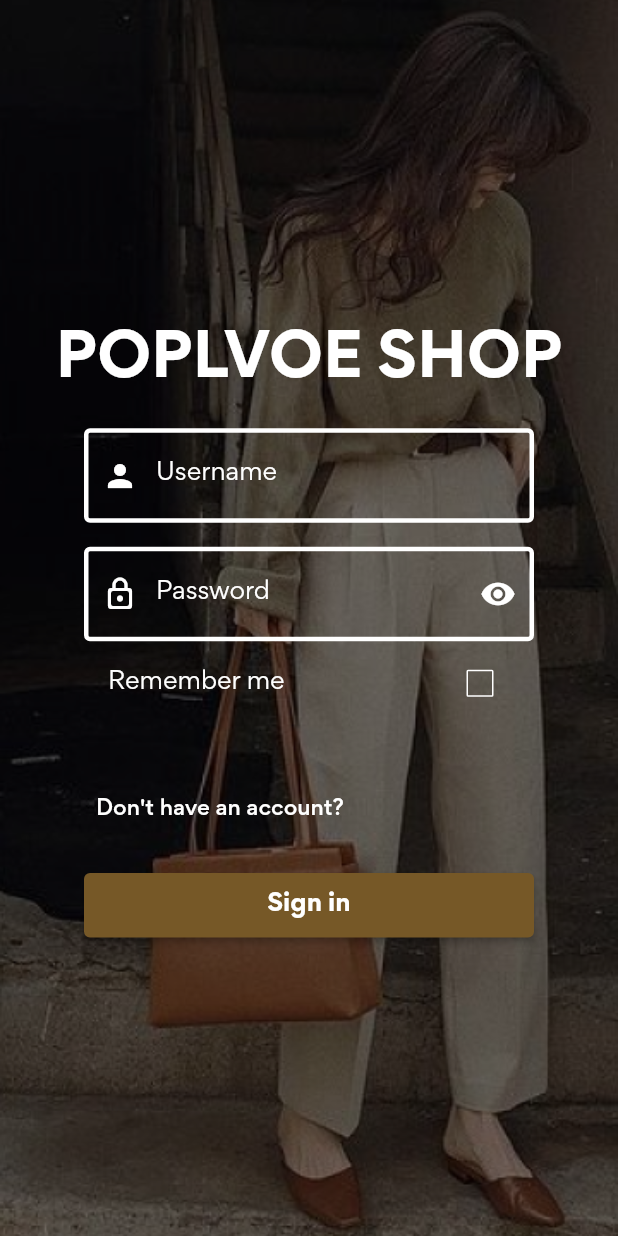
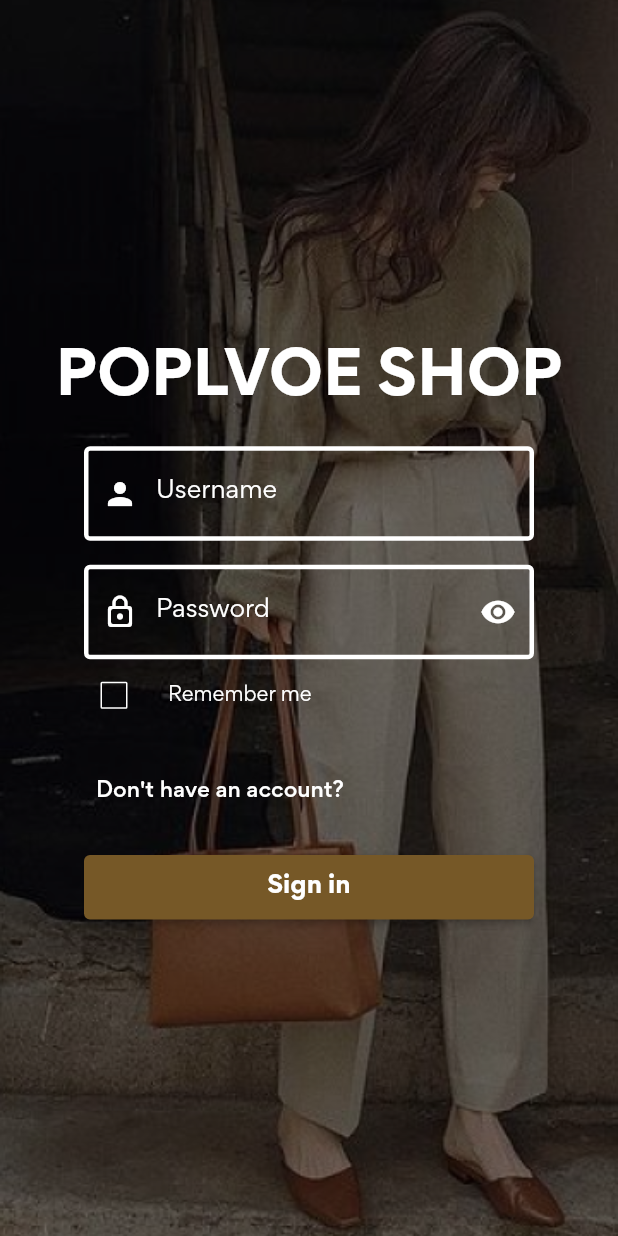
Before and after one commit to preeZa/projectMobile, a Flutter app: the screen it shows after launch, after a tap on "Start", on a phone screen of 412 x 824 dp. Run offline on Flutter 3.47's test engine with Material 2 defaults, Android fonts, the phone set to English and light mode, and no system bars; our stand-ins replace flutter_svg; network calls fail.

Commit message:
แก้ปุ่ม checlbox remember

```diff
--- a/lib/screens/home/page/login_page.dart
+++ b/lib/screens/home/page/login_page.dart
@@ -215,8 +215,10 @@ class __FormContentState extends State<_FormContent> {
               side: BorderSide(color: wh),
               checkColor: wh,
               activeColor: Color(0xFF765827),
+              controlAffinity: ListTileControlAffinity.leading,
+              dense: true,
+              contentPadding: const EdgeInsets.all(0),
             ),
-            _gap(),
             _gap(),
             Row(
               children: [
--- a/lib/screens/home/page/userPage.dart
+++ b/lib/screens/home/page/userPage.dart
@@ -118,8 +118,8 @@ class _UserPageState extends State<UserPage> {
                           ),
                         ),
                         icon: Icon(
-                          Icons.edit, // ไอคอนที่จะใช้
-                          color: Colors.white, // สีของไอคอน
+                          Icons.edit,
+                          color: Colors.white,
                         ),
                       ),
                     ],
```
